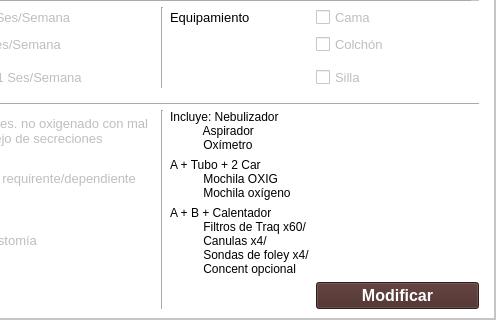
Above: gui/ver_paciente.ui from ayenaccarato/Marcanac before the change; both pictures show x 238 to 734 and y 342 to 662 of the 734 by 662 pixel window. Below: the same form after it.
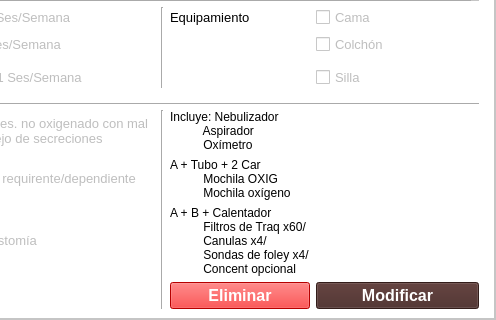
That is the form after the change. Icons and pictures are not drawn.

Commit message: Carpeta profesional, eliminar paciente

Patch:
```diff
--- a/gui/ver_paciente.ui
+++ b/gui/ver_paciente.ui
@@ -1185,6 +1185,28 @@
               </widget>
              </widget>
             </item>
+            <item row="20" column="3">
+             <widget class="QPushButton" name="btnEliminar">
+              <property name="font">
+               <font>
+                <family>Segoe UI</family>
+                <pointsize>12</pointsize>
+                <weight>75</weight>
+                <bold>true</bold>
+               </font>
+              </property>
+              <property name="cursor">
+               <cursorShape>PointingHandCursor</cursorShape>
+              </property>
+              <property name="styleSheet">
+               <string notr="true">color: rgb(255, 255, 255);
+background-color: rgb(255, 0, 0);</string>
+              </property>
+              <property name="text">
+               <string>Eliminar</string>
+              </property>
+             </widget>
+            </item>
            </layout>
           </item>
          </layout>
```
The commit also changes 15 other files.
